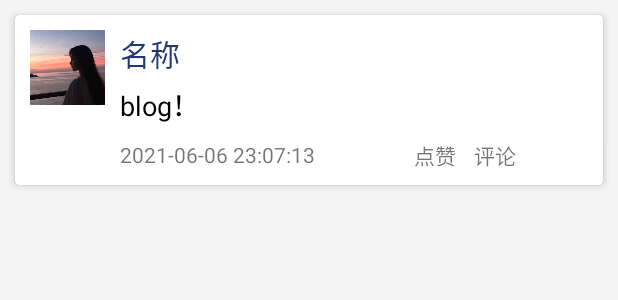
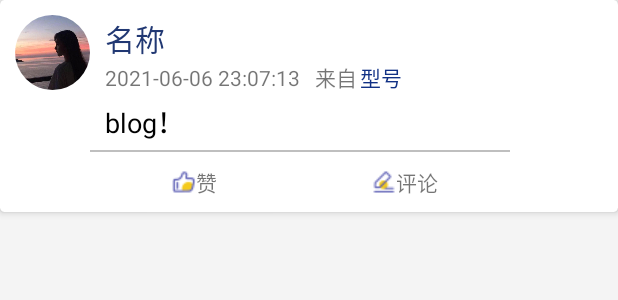
Before and after one commit to 255155309/Hots, an Android app: the layout blog_item.xml on its own in the app's theme, with its tools: preview values and no code run, on a phone screen of 412 x 824 dp. Shown: the top 300 px of the screen. Run offline under Robolectric (Android 15) with nearby library versions, the phone set to English and light mode, and no system bars.

Commit message:
修改Blog中布局（显示手机型号、菜单UI等）

```diff
--- a/app/src/main/java/com/example/qimo/adapter/BlogAdapter.java
+++ b/app/src/main/java/com/example/qimo/adapter/BlogAdapter.java
@@ -3,12 +3,14 @@ package com.example.qimo.adapter;
 import android.content.Context;
 import android.content.Intent;
 import android.content.SharedPreferences;
+import android.os.Build;
 import android.preference.PreferenceManager;
 import android.text.TextUtils;
 import android.view.LayoutInflater;
 import android.view.View;
 import android.view.ViewGroup;
 import android.widget.ArrayAdapter;
+import android.widget.LinearLayout;
 import android.widget.TextView;
 import android.widget.Toast;
 
@@ -57,9 +59,12 @@ public class BlogAdapter extends ArrayAdapter {
         holder.blog_name.setText(blogs.getBlogName());
         holder.blog_content.setText(blogs.getBlogContent());
         holder.blog_time.setText(blogs.getBlogTime());
+        holder.blog_modle.setText(Build.MANUFACTURER);
         //如果是自己发的就显示删除按钮
         if (blogs.getBlogName().equals(account)){
             holder.del.setVisibility(view.VISIBLE);
+        }else{
+            holder.del.setVisibility(view.GONE);
         }
         //删除blog
         holder.del.setOnClickListener(new View.OnClickListener() {
@@ -82,6 +87,12 @@ public class BlogAdapter extends ArrayAdapter {
                 Toast.makeText(getContext(), "您点击了评论", Toast.LENGTH_SHORT).show();
             }
         });
+        holder.zan.setOnClickListener(new View.OnClickListener() {
+            @Override
+            public void onClick(View v) {
+                Toast.makeText(getContext(), "您点击了赞", Toast.LENGTH_SHORT).show();
+            }
+        });
         //final String hot_word_url=words.getHot_word_url();
         //单击热搜时打开
 //        holder.blog_content.setOnClickListener(new View.OnClickListener(){
@@ -102,13 +113,16 @@ public class BlogAdapter extends ArrayAdapter {
         return view;
     }
     public class ViewHolder{
-        TextView blog_name,blog_content,comment,del,blog_time;
+        TextView blog_name,blog_content,blog_time,blog_modle;
+        LinearLayout zan,comment,del;
         public ViewHolder(View view){
             blog_name=view.findViewById(R.id.blog_name);
             blog_content=view.findViewById(R.id.blog_content);
+            zan=view.findViewById(R.id.zan);
             comment=view.findViewById(R.id.comment);
             del=view.findViewById(R.id.del);
             blog_time=view.findViewById(R.id.blog_time);
+            blog_modle=view.findViewById(R.id.blog_modle);
             spf= PreferenceManager.getDefaultSharedPreferences(getContext());
             account=spf.getString("account","");//获取当前登录的账号
         }
--- a/app/src/main/res/layout/blog_item.xml
+++ b/app/src/main/res/layout/blog_item.xml
@@ -7,21 +7,20 @@
     <androidx.cardview.widget.CardView
         android:layout_width="match_parent"
         android:layout_height="wrap_content"
-        android:layout_margin="10dp"
+        android:layout_marginBottom="10dp"
         app:cardCornerRadius="3dp"
         app:cardElevation="3dp">
         <LinearLayout
             android:id="@+id/blog"
             android:layout_width="match_parent"
             android:layout_height="wrap_content">
-
-            <ImageView
+<!--            头像-->
+            <de.hdodenhof.circleimageview.CircleImageView
                 android:layout_width="50dp"
                 android:layout_height="50dp"
-                android:scaleType="fitXY"
                 android:src="@drawable/headpo"
                 android:layout_marginLeft="10dp"
-                android:layout_marginTop="10dp"/>
+                android:layout_marginTop="10dp" />
             <LinearLayout
                 android:layout_width="wrap_content"
                 android:layout_height="wrap_content"
@@ -37,6 +36,32 @@
                     android:paddingTop="5dp"
                     android:paddingLeft="10dp"
                     android:background="#00000000" />
+<!--                时间型号-->
+                <LinearLayout
+                    android:layout_width="wrap_content"
+                    android:layout_height="wrap_content">
+                    <TextView
+                        android:paddingLeft="10dp"
+                        android:id="@+id/blog_time"
+                        android:layout_width="wrap_content"
+                        android:layout_height="wrap_content"
+                        android:gravity="center|left"
+                        android:text="2021-06-06 23:07:13" />
+                    <TextView
+                        android:paddingLeft="10dp"
+                        android:layout_width="wrap_content"
+                        android:layout_height="wrap_content"
+                        android:gravity="center|left"
+                        android:text="来自" />
+                    <TextView
+                        android:paddingLeft="2dp"
+                        android:id="@+id/blog_modle"
+                        android:layout_width="wrap_content"
+                        android:layout_height="wrap_content"
+                        android:gravity="center|left"
+                        android:textColor="#113185"
+                        android:text="型号" />
+                </LinearLayout>
                 <TextView
                     android:id="@+id/blog_content"
                     android:layout_width="280dp"
@@ -48,45 +73,81 @@
                     android:paddingLeft="10dp"
                     android:textSize="18sp"
                     android:textColor="#000" />
+<!--                菜单-->
                 <LinearLayout
                     android:layout_width="match_parent"
                     android:layout_height="wrap_content"
-                    android:orientation="horizontal"
-                    android:paddingLeft="10dp">
+                    android:orientation="vertical">
                     <TextView
-                        android:id="@+id/blog_time"
-                        android:layout_width="wrap_content"
-                        android:layout_height="40dp"
-                        android:gravity="center|left"
-                        android:text="2021-06-06 23:07:13" />
+                        android:layout_width="match_parent"
+                        android:layout_height="2px"
+                        android:layout_marginTop="5dp"
+                        android:background="#BFBFBF"/>
+<!--                    菜单-->
                     <LinearLayout
                         android:layout_width="match_parent"
-                        android:layout_height="wrap_content"
-                        android:gravity="right">
-                        <TextView
+                        android:layout_height="wrap_content">
+<!--                        点赞-->
+                        <LinearLayout
                             android:id="@+id/zan"
-                            android:layout_width="40dp"
-                            android:layout_height="40dp"
-                            android:gravity="center"
-                            android:text="点赞" />
-                        <TextView
+                            android:layout_width="0dp"
+                            android:layout_weight="1"
+                            android:layout_height="wrap_content"
+                            android:gravity="center">
+                            <ImageView
+                                android:layout_width="wrap_content"
+                                android:layout_height="wrap_content"
+                                android:src="@drawable/blog_zan"
+                                android:layout_gravity="center"/>
+                            <TextView
+                                android:layout_width="wrap_content"
+                                android:layout_height="40dp"
+                                android:gravity="center"
+                                android:text="赞" />
+                        </LinearLayout>
+<!--                        评论-->
+                        <LinearLayout
                             android:id="@+id/comment"
-                            android:layout_width="40dp"
-                            android:layout_height="40dp"
-                            android:gravity="center"
-                            android:text="评论" />
+                            android:layout_width="0dp"
+                            android:layout_weight="1"
+                            android:layout_height="wrap_content"
+                            android:gravity="center">
+                            <ImageView
+                                android:layout_width="wrap_content"
+                                android:layout_height="wrap_content"
+                                android:src="@drawable/blog_pinglun"
+                                android:layout_gravity="center"/>
+                            <TextView
+                                android:layout_width="wrap_content"
+                                android:layout_height="40dp"
+                                android:gravity="center"
+                                android:text="评论" />
+                        </LinearLayout>
+<!--                        删除-->
+                        <LinearLayout
+                            android:id="@+id/del"
+                            android:visibility="gone"
+                            android:layout_width="0dp"
+                            android:layout_weight="1"
+                            android:layout_height="wrap_content"
+                            android:gravity="center">
+                            <ImageView
+                                android:layout_width="wrap_content"
+                                android:layout_height="wrap_content"
+                                android:src="@drawable/blog_shanchu"
+                                android:layout_gravity="center"/>
+                            <TextView
+                                android:layout_width="wrap_content"
+                                android:layout_height="40dp"
+                                android:gravity="center"
+                                android:text="删除"
+                                android:layout_gravity="bottom" />
+                        </LinearLayout>
 
                     </LinearLayout>
                 </LinearLayout>
             </LinearLayout>
-            <TextView
-                android:id="@+id/del"
-                android:layout_width="40dp"
-                android:layout_height="40dp"
-                android:gravity="center"
-                android:text="删除"
-                android:layout_gravity="bottom"
-                android:visibility="gone"/>
+
         </LinearLayout>
     </androidx.cardview.widget.CardView>
 </LinearLayout>
```
Also changed, not shown: app/src/main/res/drawable/blog_pinglun.png (added), app/src/main/res/drawable/blog_shanchu.png (added), app/src/main/res/drawable/blog_zan.png (added), 1 other file.
